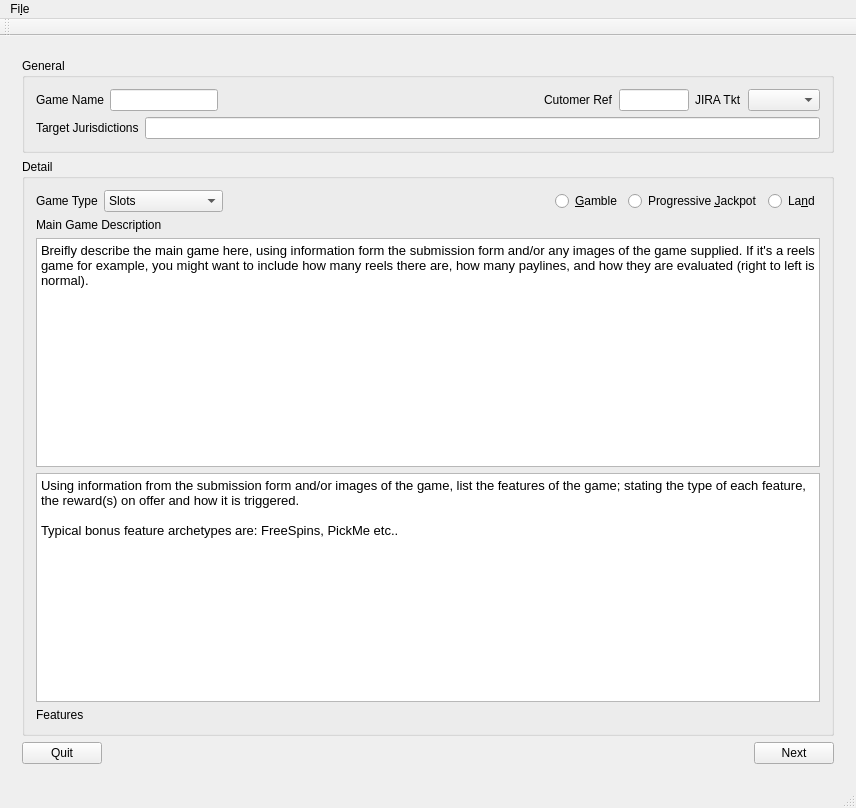
Before: the Qt Designer form chandlerSCA/mainwindow.ui in TheCosmicGoat/chandler, drawn with Qt 5.
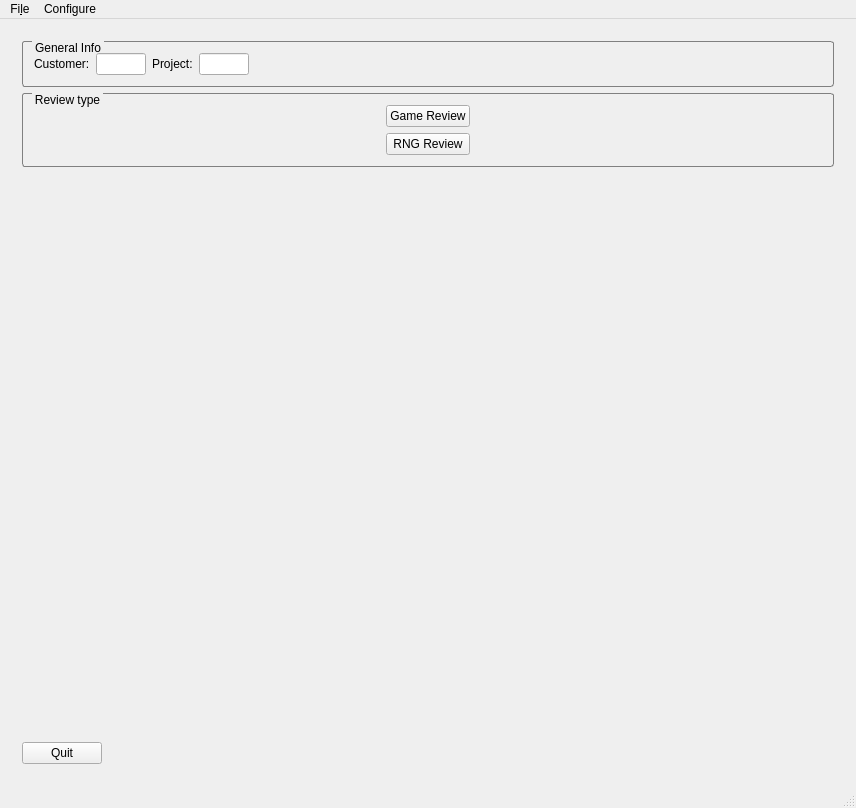
After: the same form once the commit is applied. The open tabs and pages were chosen to show the change. Custom widgets are drawn as their Qt base class.

The edit to the form file:
```diff
--- a/chandlerSCA/mainwindow.ui
+++ b/chandlerSCA/mainwindow.ui
@@ -13,6 +13,23 @@
   <property name="windowTitle">
    <string>MainWindow</string>
   </property>
+  <property name="styleSheet">
+   <string notr="true">QGroupBox {
+    border: 1px solid gray;
+    border-radius: 3px;
+    margin-top: 0.5em;
+}
+
+QGroupBox::title {
+    subcontrol-origin: margin;
+    left: 10px;
+    padding: 0 1px 0 1px;
+}
+
+
+
+</string>
+  </property>
   <property name="documentMode">
    <bool>false</bool>
   </property>
@@ -26,7 +43,291 @@
       <property name="currentIndex">
        <number>0</number>
       </property>
-      <widget class="QWidget" name="page">
+      <widget class="QWidget" name="Start_page">
+       <layout class="QHBoxLayout" name="horizontalLayout_10">
+        <item>
+         <layout class="QVBoxLayout" name="verticalLayout_4">
+          <item>
+           <widget class="QGroupBox" name="groupBox_3">
+            <property name="title">
+             <string>Start</string>
+            </property>
+            <layout class="QVBoxLayout" name="verticalLayout_5">
+             <item>
+              <layout class="QHBoxLayout" name="horizontalLayout_9">
+               <item>
+                <spacer name="horizontalSpacer_5">
+                 <property name="orientation">
+                  <enum>Qt::Horizontal</enum>
+                 </property>
+                 <property name="sizeHint" stdset="0">
+                  <size>
+                   <width>40</width>
+                   <height>20</height>
+                  </size>
+                 </property>
+                </spacer>
+               </item>
+               <item>
+                <widget class="QPushButton" name="pushButton_3">
+                 <property name="text">
+                  <string>New Review</string>
+                 </property>
+                </widget>
+               </item>
+               <item>
+                <spacer name="horizontalSpacer_6">
+                 <property name="orientation">
+                  <enum>Qt::Horizontal</enum>
+                 </property>
+                 <property name="sizeHint" stdset="0">
+                  <size>
+                   <width>40</width>
+                   <height>20</height>
+                  </size>
+                 </property>
+                </spacer>
+               </item>
+              </layout>
+             </item>
+            </layout>
+           </widget>
+          </item>
+          <item>
+           <spacer name="verticalSpacer">
+            <property name="orientation">
+             <enum>Qt::Vertical</enum>
+            </property>
+            <property name="sizeHint" stdset="0">
+             <size>
+              <width>20</width>
+              <height>40</height>
+             </size>
+            </property>
+           </spacer>
+          </item>
+          <item>
+           <layout class="QHBoxLayout" name="horizontalLayout_4">
+            <item>
+             <widget class="QPushButton" name="quitButton">
+              <property name="text">
+               <string>Exit</string>
+              </property>
+             </widget>
+            </item>
+            <item>
+             <spacer name="horizontalSpacer_4">
+              <property name="orientation">
+               <enum>Qt::Horizontal</enum>
+              </property>
+              <property name="sizeHint" stdset="0">
+               <size>
+                <width>40</width>
+                <height>20</height>
+               </size>
+              </property>
+             </spacer>
+            </item>
+           </layout>
+          </item>
+         </layout>
+        </item>
+       </layout>
+      </widget>
+      <widget class="QWidget" name="New_review_page">
+       <layout class="QHBoxLayout" name="horizontalLayout_12">
+        <item>
+         <layout class="QVBoxLayout" name="verticalLayout_6">
+          <item>
+           <widget class="QGroupBox" name="groupBox_5">
+            <property name="title">
+             <string>General Info</string>
+            </property>
+            <layout class="QHBoxLayout" name="horizontalLayout_14">
+             <item>
+              <widget class="QLabel" name="label_8">
+               <property name="text">
+                <string>Customer:</string>
+               </property>
+              </widget>
+             </item>
+             <item>
+              <widget class="QLineEdit" name="customerNumber">
+               <property name="sizePolicy">
+                <sizepolicy hsizetype="Fixed" vsizetype="Fixed">
+                 <horstretch>0</horstretch>
+                 <verstretch>0</verstretch>
+                </sizepolicy>
+               </property>
+               <property name="maximumSize">
+                <size>
+                 <width>50</width>
+                 <height>16777215</height>
+                </size>
+               </property>
+               <property name="inputMethodHints">
+                <set>Qt::ImhPreferNumbers</set>
+               </property>
+               <property name="text">
+                <string/>
+               </property>
+               <property name="maxLength">
+                <number>3</number>
+               </property>
+               <property name="alignment">
+                <set>Qt::AlignCenter</set>
+               </property>
+              </widget>
+             </item>
+             <item>
+              <widget class="QLabel" name="label_9">
+               <property name="text">
+                <string>Project:</string>
+               </property>
+              </widget>
+             </item>
+             <item>
+              <widget class="QLineEdit" name="projectNumber">
+               <property name="sizePolicy">
+                <sizepolicy hsizetype="Fixed" vsizetype="Fixed">
+                 <horstretch>0</horstretch>
+                 <verstretch>0</verstretch>
+                </sizepolicy>
+               </property>
+               <property name="maximumSize">
+                <size>
+                 <width>50</width>
+                 <height>16777215</height>
+                </size>
+               </property>
+               <property name="inputMethodHints">
+                <set>Qt::ImhPreferNumbers</set>
+               </property>
+               <property name="text">
+                <string/>
+               </property>
+               <property name="maxLength">
+                <number>3</number>
+               </property>
+               <property name="alignment">
+                <set>Qt::AlignCenter</set>
+               </property>
+              </widget>
+             </item>
+             <item>
+              <spacer name="horizontalSpacer_10">
+               <property name="orientation">
+                <enum>Qt::Horizontal</enum>
+               </property>
+               <property name="sizeHint" stdset="0">
+                <size>
+                 <width>40</width>
+                 <height>20</height>
+                </size>
+               </property>
+              </spacer>
+             </item>
+            </layout>
+           </widget>
+          </item>
+          <item>
+           <widget class="QGroupBox" name="groupBox_4">
+            <property name="title">
+             <string>Review type</string>
+            </property>
+            <property name="flat">
+             <bool>false</bool>
+            </property>
+            <layout class="QHBoxLayout" name="horizontalLayout_13">
+             <item>
+              <spacer name="horizontalSpacer_8">
+               <property name="orientation">
+                <enum>Qt::Horizontal</enum>
+               </property>
+               <property name="sizeHint" stdset="0">
+                <size>
+                 <width>40</width>
+                 <height>20</height>
+                </size>
+               </property>
+              </spacer>
+             </item>
+             <item>
+              <layout class="QVBoxLayout" name="verticalLayout_8">
+               <item>
+                <widget class="QPushButton" name="pushButton_5">
+                 <property name="text">
+                  <string>Game Review</string>
+                 </property>
+                </widget>
+               </item>
+               <item>
+                <widget class="QPushButton" name="pushButton_6">
+                 <property name="text">
+                  <string>RNG Review</string>
+                 </property>
+                </widget>
+               </item>
+              </layout>
+             </item>
+             <item>
+              <spacer name="horizontalSpacer_9">
+               <property name="orientation">
+                <enum>Qt::Horizontal</enum>
+               </property>
+               <property name="sizeHint" stdset="0">
+                <size>
+                 <width>40</width>
+                 <height>20</height>
+                </size>
+               </property>
+              </spacer>
+             </item>
+            </layout>
+           </widget>
+          </item>
+          <item>
+           <spacer name="verticalSpacer_3">
+            <property name="orientation">
+             <enum>Qt::Vertical</enum>
+            </property>
+            <property name="sizeHint" stdset="0">
+             <size>
+              <width>20</width>
+              <height>40</height>
+             </size>
+            </property>
+           </spacer>
+          </item>
+          <item>
+           <layout class="QHBoxLayout" name="horizontalLayout_11">
+            <item>
+             <widget class="QPushButton" name="pushButton_4">
+              <property name="text">
+               <string>Quit</string>
+              </property>
+             </widget>
+            </item>
+            <item>
+             <spacer name="horizontalSpacer_7">
+              <property name="orientation">
+               <enum>Qt::Horizontal</enum>
+              </property>
+              <property name="sizeHint" stdset="0">
+               <size>
+                <width>40</width>
+                <height>20</height>
+               </size>
+              </property>
+             </spacer>
+            </item>
+           </layout>
+          </item>
+         </layout>
+        </item>
+       </layout>
+      </widget>
+      <widget class="QWidget" name="Game_desc_page">
        <layout class="QHBoxLayout" name="horizontalLayout_2">
         <item>
          <layout class="QVBoxLayout" name="verticalLayout">
@@ -56,6 +357,9 @@
                    <verstretch>0</verstretch>
                   </sizepolicy>
                  </property>
+                 <property name="text">
+                  <string>TestGame</string>
+                 </property>
                 </widget>
                </item>
                <item>
@@ -72,57 +376,11 @@
                 </spacer>
                </item>
                <item>
-                <widget class="QLabel" name="label_2">
+                <widget class="QLabel" name="nmi_ref_text">
                  <property name="text">
-                  <string>Cutomer Ref</string>
+                  <string>nmi_ref</string>
                  </property>
                 </widget>
-               </item>
-               <item>
-                <widget class="QLineEdit" name="lineEdit_2">
-                 <property name="sizePolicy">
-                  <sizepolicy hsizetype="Maximum" vsizetype="Fixed">
-                   <horstretch>0</horstretch>
-                   <verstretch>0</verstretch>
-                  </sizepolicy>
-                 </property>
-                 <property name="maximumSize">
-                  <size>
-                   <width>70</width>
-                   <height>16777215</height>
-                  </size>
-                 </property>
-                 <property name="toolTip">
-                  <string extracomment="Enter the NMI reference number for the JIRA ticket."/>
-                 </property>
-                 <property name="inputMethodHints">
-                  <set>Qt::ImhPreferNumbers</set>
-                 </property>
-                </widget>
-               </item>
-               <item>
-                <widget class="QLabel" name="label_3">
-                 <property name="text">
-                  <string>JIRA Tkt</string>
-                 </property>
-                </widget>
-               </item>
-               <item>
-                <widget class="QComboBox" name="comboBox"/>
-               </item>
-              </layout>
-             </item>
-             <item>
-              <layout class="QHBoxLayout" name="horizontalLayout_8">
-               <item>
-                <widget class="QLabel" name="label_7">
-                 <property name="text">
-                  <string>Target Jurisdictions</string>
-                 </property>
-                </widget>
-               </item>
-               <item>
-                <widget class="QLineEdit" name="lineEdit_3"/>
                </item>
               </layout>
              </item>
@@ -197,23 +455,9 @@
                 </spacer>
                </item>
                <item>
-                <widget class="QRadioButton" name="radioButton_2">
+                <widget class="QPushButton" name="pushButton_10">
                  <property name="text">
-                  <string>&amp;Gamble</string>
-                 </property>
-                </widget>
-               </item>
-               <item>
-                <widget class="QRadioButton" name="radioButton">
-                 <property name="text">
-                  <string>Progressive &amp;Jackpot</string>
-                 </property>
-                </widget>
-               </item>
-               <item>
-                <widget class="QRadioButton" name="radioButton_3">
-                 <property name="text">
-                  <string>La&amp;nd</string>
+                  <string>Auto Fill</string>
                  </property>
                 </widget>
                </item>
@@ -233,27 +477,166 @@
 &lt;html&gt;&lt;head&gt;&lt;meta name=&quot;qrichtext&quot; content=&quot;1&quot; /&gt;&lt;style type=&quot;text/css&quot;&gt;
 p, li { white-space: pre-wrap; }
 &lt;/style&gt;&lt;/head&gt;&lt;body style=&quot; font-family:'Sans'; font-size:10pt; font-weight:400; font-style:normal;&quot;&gt;
-&lt;p style=&quot; margin-top:0px; margin-bottom:0px; margin-left:0px; margin-right:0px; -qt-block-indent:0; text-indent:0px;&quot;&gt;Breifly describe the main game here, using information form the submission form and/or any images of the game supplied. If it's a reels game for example, you might want to include how many reels there are, how many paylines, and how they are evaluated (right to left is normal).&lt;/p&gt;&lt;/body&gt;&lt;/html&gt;</string>
+&lt;p style=&quot;-qt-paragraph-type:empty; margin-top:0px; margin-bottom:0px; margin-left:0px; margin-right:0px; -qt-block-indent:0; text-indent:0px;&quot;&gt;&lt;br /&gt;&lt;/p&gt;&lt;/body&gt;&lt;/html&gt;</string>
+               </property>
+              </widget>
+             </item>
+            </layout>
+           </widget>
+          </item>
+          <item>
+           <widget class="QGroupBox" name="landBox">
+            <property name="enabled">
+             <bool>false</bool>
+            </property>
+            <property name="title">
+             <string>UK Land Game - Review Scope</string>
+            </property>
+            <layout class="QVBoxLayout" name="verticalLayout_9">
+             <item>
+              <layout class="QHBoxLayout" name="horizontalLayout_15">
+               <item>
+                <layout class="QGridLayout" name="gridLayout">
+                 <item row="3" column="0">
+                  <widget class="QCheckBox" name="checkBox_3">
+                   <property name="text">
+                    <string>RNG Seeding</string>
+                   </property>
+                  </widget>
+                 </item>
+                 <item row="2" column="0">
+                  <widget class="QCheckBox" name="checkBox">
+                   <property name="text">
+                    <string>Gamble B3</string>
+                   </property>
+                  </widget>
+                 </item>
+                 <item row="3" column="1">
+                  <widget class="QCheckBox" name="checkBox_4">
+                   <property name="text">
+                    <string>RNG Mapping/Scaling</string>
+                   </property>
+                  </widget>
+                 </item>
+                 <item row="2" column="1">
+                  <widget class="QCheckBox" name="checkBox_2">
+                   <property name="text">
+                    <string>Gamble B2</string>
+                   </property>
+                  </widget>
+                 </item>
+                 <item row="4" column="0">
+                  <widget class="QCheckBox" name="checkBox_5">
+                   <property name="text">
+                    <string>Paytable</string>
+                   </property>
+                  </widget>
+                 </item>
+                 <item row="4" column="1">
+                  <widget class="QCheckBox" name="checkBox_6">
+                   <property name="text">
+                    <string>Compensator</string>
+                   </property>
+                  </widget>
+                 </item>
+                </layout>
+               </item>
+              </layout>
+             </item>
+            </layout>
+           </widget>
+          </item>
+          <item>
+           <widget class="QGroupBox" name="onlineBox">
+            <property name="enabled">
+             <bool>false</bool>
+            </property>
+            <property name="title">
+             <string>On Line Game</string>
+            </property>
+            <layout class="QVBoxLayout" name="verticalLayout_11">
+             <item>
+              <layout class="QHBoxLayout" name="horizontalLayout_8">
+               <item>
+                <widget class="QLabel" name="label_7">
+                 <property name="text">
+                  <string>Target Jurisdictions:</string>
+                 </property>
+                </widget>
+               </item>
+               <item>
+                <widget class="QLineEdit" name="lineEdit_3"/>
+               </item>
+               <item>
+                <widget class="QRadioButton" name="radioButton">
+                 <property name="text">
+                  <string>Progressive &amp;Jackpot</string>
+                 </property>
+                </widget>
+               </item>
+              </layout>
+             </item>
+             <item>
+              <layout class="QHBoxLayout" name="horizontalLayout_16">
+               <item>
+                <widget class="QLabel" name="label_2">
+                 <property name="text">
+                  <string>Max Win: </string>
+                 </property>
+                </widget>
+               </item>
+               <item>
+                <widget class="QLineEdit" name="lineEdit_2">
+                 <property name="sizePolicy">
+                  <sizepolicy hsizetype="Fixed" vsizetype="Fixed">
+                   <horstretch>0</horstretch>
+                   <verstretch>0</verstretch>
+                  </sizepolicy>
+                 </property>
+                 <property name="maximumSize">
+                  <size>
+                   <width>200</width>
+                   <height>16777210</height>
+                  </size>
+                 </property>
+                 <property name="inputMethodHints">
+                  <set>Qt::ImhPreferNumbers</set>
+                 </property>
+                </widget>
+               </item>
+               <item>
+                <spacer name="horizontalSpacer_12">
+                 <property name="orientation">
+                  <enum>Qt::Horizontal</enum>
+                 </property>
+                 <property name="sizeHint" stdset="0">
+                  <size>
+                   <width>40</width>
+                   <height>20</height>
+                  </size>
+                 </property>
+                </spacer>
+               </item>
+               <item>
+                <widget class="QPushButton" name="pushButton_7">
+                 <property name="text">
+                  <string>Add Feature</string>
+                 </property>
+                </widget>
+               </item>
+              </layout>
+             </item>
+             <item>
+              <widget class="QLabel" name="label_3">
+               <property name="text">
+                <string>Features:</string>
                </property>
               </widget>
              </item>
              <item>
               <widget class="QTextEdit" name="textEdit_2">
-               <property name="html">
-                <string>&lt;!DOCTYPE HTML PUBLIC &quot;-//W3C//DTD HTML 4.0//EN&quot; &quot;http://www.w3.org/TR/REC-html40/strict.dtd&quot;&gt;
-&lt;html&gt;&lt;head&gt;&lt;meta name=&quot;qrichtext&quot; content=&quot;1&quot; /&gt;&lt;style type=&quot;text/css&quot;&gt;
-p, li { white-space: pre-wrap; }
-&lt;/style&gt;&lt;/head&gt;&lt;body style=&quot; font-family:'Sans'; font-size:10pt; font-weight:400; font-style:normal;&quot;&gt;
-&lt;p style=&quot; margin-top:0px; margin-bottom:0px; margin-left:0px; margin-right:0px; -qt-block-indent:0; text-indent:0px;&quot;&gt;Using information from the submission form and/or images of the game, list the features of the game; stating the type of each feature, the reward(s) on offer and how it is triggered. &lt;/p&gt;
-&lt;p style=&quot;-qt-paragraph-type:empty; margin-top:0px; margin-bottom:0px; margin-left:0px; margin-right:0px; -qt-block-indent:0; text-indent:0px;&quot;&gt;&lt;br /&gt;&lt;/p&gt;
-&lt;p style=&quot; margin-top:0px; margin-bottom:0px; margin-left:0px; margin-right:0px; -qt-block-indent:0; text-indent:0px;&quot;&gt;Typical bonus feature archetypes are: FreeSpins, PickMe etc.. &lt;/p&gt;&lt;/body&gt;&lt;/html&gt;</string>
-               </property>
-              </widget>
-             </item>
-             <item>
-              <widget class="QLabel" name="label_6">
-               <property name="text">
-                <string>Features</string>
+               <property name="readOnly">
+                <bool>false</bool>
                </property>
               </widget>
              </item>
@@ -317,6 +700,9 @@
    </layout>
   </widget>
   <widget class="QMenuBar" name="menuBar">
+   <property name="enabled">
+    <bool>true</bool>
+   </property>
    <property name="geometry">
     <rect>
      <x>0</x>
@@ -337,15 +723,13 @@
     </property>
     <addaction name="actionOpen"/>
    </widget>
+   <widget class="QMenu" name="menuConfigure">
+    <property name="title">
+     <string>Configure</string>
+    </property>
+   </widget>
    <addaction name="menuFile"/>
-  </widget>
-  <widget class="QToolBar" name="mainToolBar">
-   <attribute name="toolBarArea">
-    <enum>TopToolBarArea</enum>
-   </attribute>
-   <attribute name="toolBarBreak">
-    <bool>false</bool>
-   </attribute>
+   <addaction name="menuConfigure"/>
   </widget>
   <widget class="QStatusBar" name="statusBar"/>
   <action name="actionOpen">
```
Left out of the diff: 159 changed lines with no effect on the pictures.
